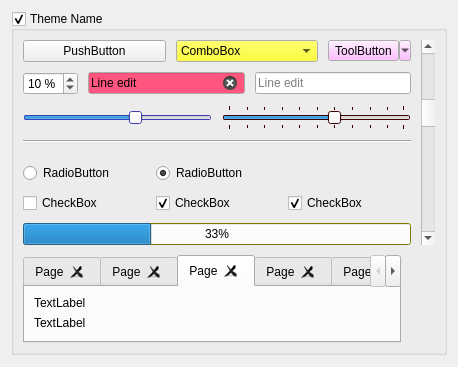
Before: the Qt Designer form themebuilder/ThemeScreenshotUIBase.ui in DexterMagnific/QSvgStyle, drawn with Qt 5.
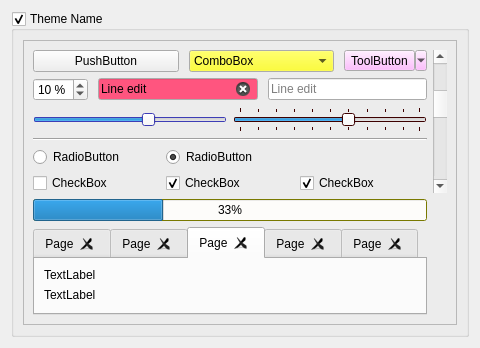
After: the same form once the commit is applied. Icons and pictures are not drawn.

Commit message: fix LineEdit new PixelMetric support

The edit to the form file:
```diff
--- a/themebuilder/ThemeScreenshotUIBase.ui
+++ b/themebuilder/ThemeScreenshotUIBase.ui
@@ -6,14 +6,14 @@
    <rect>
     <x>0</x>
     <y>0</y>
-    <width>458</width>
-    <height>367</height>
+    <width>480</width>
+    <height>290</height>
    </rect>
   </property>
   <property name="windowTitle">
    <string>Form</string>
   </property>
-  <layout class="QGridLayout" name="gridLayout_6">
+  <layout class="QGridLayout" name="gridLayout_8">
    <item row="0" column="0">
     <widget class="QGroupBox" name="themeGroup">
      <property name="sizePolicy">
@@ -28,62 +28,172 @@
      <property name="checkable">
       <bool>true</bool>
      </property>
+     <layout class="QGridLayout" name="gridLayout_6">
+      <item row="0" column="0">
+       <widget class="QFrame" name="frame">
+        <property name="frameShape">
+         <enum>QFrame::StyledPanel</enum>
+        </property>
+        <property name="frameShadow">
+         <enum>QFrame::Raised</enum>
+        </property>
      <layout class="QGridLayout" name="gridLayout_5">
-      <property name="spacing">
-       <number>10</number>
-      </property>
-      <item row="5" column="0" colspan="2">
-       <layout class="QGridLayout" name="gridLayout">
+         <item row="2" column="0">
+          <layout class="QGridLayout" name="gridLayout_2">
         <item row="0" column="0">
-         <widget class="QRadioButton" name="radioButton">
-          <property name="text">
-           <string>RadioButton</string>
+            <widget class="QSlider" name="horizontalSlider">
+             <property name="palette">
+              <palette>
+               <active>
+                <colorrole role="Base">
+                 <brush brushstyle="SolidPattern">
+                  <color alpha="255">
+                   <red>253</red>
+                   <green>252</green>
+                   <blue>250</blue>
+                  </color>
+                 </brush>
+                </colorrole>
+                <colorrole role="Window">
+                 <brush brushstyle="SolidPattern">
+                  <color alpha="255">
+                   <red>85</red>
+                   <green>85</green>
+                   <blue>255</blue>
+                  </color>
+                 </brush>
+                </colorrole>
+               </active>
+               <inactive>
+                <colorrole role="Base">
+                 <brush brushstyle="SolidPattern">
+                  <color alpha="255">
+                   <red>253</red>
+                   <green>252</green>
+                   <blue>250</blue>
+                  </color>
+                 </brush>
+                </colorrole>
+                <colorrole role="Window">
+                 <brush brushstyle="SolidPattern">
+                  <color alpha="255">
+                   <red>85</red>
+                   <green>85</green>
+                   <blue>255</blue>
+                  </color>
+                 </brush>
+                </colorrole>
+               </inactive>
+               <disabled>
+                <colorrole role="Base">
+                 <brush brushstyle="SolidPattern">
+                  <color alpha="255">
+                   <red>85</red>
+                   <green>85</green>
+                   <blue>255</blue>
+                  </color>
+                 </brush>
+                </colorrole>
+                <colorrole role="Window">
+                 <brush brushstyle="SolidPattern">
+                  <color alpha="255">
+                   <red>85</red>
+                   <green>85</green>
+                   <blue>255</blue>
+                  </color>
+                 </brush>
+                </colorrole>
+               </disabled>
+              </palette>
+             </property>
+             <property name="value">
+              <number>60</number>
+             </property>
+             <property name="orientation">
+              <enum>Qt::Horizontal</enum>
           </property>
          </widget>
         </item>
         <item row="0" column="1">
-         <widget class="QRadioButton" name="radioButton_2">
-          <property name="text">
-           <string>RadioButton</string>
-          </property>
-          <property name="checked">
-           <bool>true</bool>
-          </property>
-         </widget>
-        </item>
-        <item row="1" column="0">
-         <widget class="QCheckBox" name="checkBox">
-          <property name="text">
-           <string>CheckBox</string>
-          </property>
-         </widget>
-        </item>
-        <item row="1" column="1">
-         <widget class="QCheckBox" name="checkBox_2">
-          <property name="text">
-           <string>CheckBox</string>
-          </property>
-          <property name="checked">
-           <bool>true</bool>
-          </property>
-         </widget>
-        </item>
-        <item row="1" column="2">
-         <widget class="QCheckBox" name="checkBox_3">
-          <property name="text">
-           <string>CheckBox</string>
-          </property>
-          <property name="checked">
-           <bool>true</bool>
-          </property>
-          <property name="tristate">
-           <bool>true</bool>
+            <widget class="QSlider" name="horizontalSlider_2">
+             <property name="palette">
+              <palette>
+               <active>
+                <colorrole role="Base">
+                 <brush brushstyle="SolidPattern">
+                  <color alpha="255">
+                   <red>253</red>
+                   <green>252</green>
+                   <blue>250</blue>
+                  </color>
+                 </brush>
+                </colorrole>
+                <colorrole role="Window">
+                 <brush brushstyle="SolidPattern">
+                  <color alpha="255">
+                   <red>85</red>
+                   <green>0</green>
+                   <blue>0</blue>
+                  </color>
+                 </brush>
+                </colorrole>
+               </active>
+               <inactive>
+                <colorrole role="Base">
+                 <brush brushstyle="SolidPattern">
+                  <color alpha="255">
+                   <red>253</red>
+                   <green>252</green>
+                   <blue>250</blue>
+                  </color>
+                 </brush>
+                </colorrole>
+                <colorrole role="Window">
+                 <brush brushstyle="SolidPattern">
+                  <color alpha="255">
+                   <red>85</red>
+                   <green>0</green>
+                   <blue>0</blue>
+                  </color>
+                 </brush>
+                </colorrole>
+               </inactive>
+               <disabled>
+                <colorrole role="Base">
+                 <brush brushstyle="SolidPattern">
+                  <color alpha="255">
+                   <red>85</red>
+                   <green>0</green>
+                   <blue>0</blue>
+                  </color>
+                 </brush>
+                </colorrole>
+                <colorrole role="Window">
+                 <brush brushstyle="SolidPattern">
+                  <color alpha="255">
+                   <red>85</red>
+                   <green>0</green>
+                   <blue>0</blue>
+                  </color>
+                 </brush>
+                </colorrole>
+               </disabled>
+              </palette>
+             </property>
+             <property name="value">
+              <number>60</number>
+             </property>
+             <property name="orientation">
+              <enum>Qt::Horizontal</enum>
+             </property>
+             <property name="tickPosition">
+              <enum>QSlider::TicksBothSides</enum>
           </property>
          </widget>
         </item>
        </layout>
       </item>
-      <item row="1" column="0" colspan="2">
+         <item row="1" column="0">
        <layout class="QGridLayout" name="gridLayout_3">
         <property name="horizontalSpacing">
          <number>10</number>
@@ -157,7 +267,14 @@
         </item>
        </layout>
       </item>
-      <item row="0" column="0" colspan="2">
+         <item row="3" column="0">
+          <widget class="Line" name="line">
+           <property name="orientation">
+            <enum>Qt::Horizontal</enum>
+           </property>
+          </widget>
+         </item>
+         <item row="0" column="0">
        <layout class="QGridLayout" name="gridLayout_4">
         <property name="horizontalSpacing">
          <number>10</number>
@@ -290,7 +407,58 @@
         </item>
        </layout>
       </item>
-      <item row="6" column="0" colspan="2">
+         <item row="4" column="0">
+          <layout class="QGridLayout" name="gridLayout">
+           <item row="0" column="0">
+            <widget class="QRadioButton" name="radioButton">
+             <property name="text">
+              <string>RadioButton</string>
+             </property>
+            </widget>
+           </item>
+           <item row="0" column="1">
+            <widget class="QRadioButton" name="radioButton_2">
+             <property name="text">
+              <string>RadioButton</string>
+             </property>
+             <property name="checked">
+              <bool>true</bool>
+             </property>
+            </widget>
+           </item>
+           <item row="1" column="0">
+            <widget class="QCheckBox" name="checkBox">
+             <property name="text">
+              <string>CheckBox</string>
+             </property>
+            </widget>
+           </item>
+           <item row="1" column="1">
+            <widget class="QCheckBox" name="checkBox_2">
+             <property name="text">
+              <string>CheckBox</string>
+             </property>
+             <property name="checked">
+              <bool>true</bool>
+             </property>
+            </widget>
+           </item>
+           <item row="1" column="2">
+            <widget class="QCheckBox" name="checkBox_3">
+             <property name="text">
+              <string>CheckBox</string>
+             </property>
+             <property name="checked">
+              <bool>true</bool>
+             </property>
+             <property name="tristate">
+              <bool>true</bool>
+             </property>
+            </widget>
+           </item>
+          </layout>
+         </item>
+         <item row="5" column="0">
        <widget class="QProgressBar" name="progressBar">
         <property name="palette">
          <palette>
@@ -364,179 +532,7 @@
         </property>
        </widget>
       </item>
-      <item row="3" column="0" colspan="2">
-       <widget class="Line" name="line">
-        <property name="orientation">
-         <enum>Qt::Horizontal</enum>
-        </property>
-       </widget>
-      </item>
-      <item row="0" column="2" rowspan="7">
-       <widget class="QScrollBar" name="verticalScrollBar">
-        <property name="value">
-         <number>30</number>
-        </property>
-        <property name="orientation">
-         <enum>Qt::Vertical</enum>
-        </property>
-       </widget>
-      </item>
-      <item row="2" column="0" colspan="2">
-       <layout class="QGridLayout" name="gridLayout_2">
-        <item row="0" column="0">
-         <widget class="QSlider" name="horizontalSlider">
-          <property name="palette">
-           <palette>
-            <active>
-             <colorrole role="Base">
-              <brush brushstyle="SolidPattern">
-               <color alpha="255">
-                <red>253</red>
-                <green>252</green>
-                <blue>250</blue>
-               </color>
-              </brush>
-             </colorrole>
-             <colorrole role="Window">
-              <brush brushstyle="SolidPattern">
-               <color alpha="255">
-                <red>85</red>
-                <green>85</green>
-                <blue>255</blue>
-               </color>
-              </brush>
-             </colorrole>
-            </active>
-            <inactive>
-             <colorrole role="Base">
-              <brush brushstyle="SolidPattern">
-               <color alpha="255">
-                <red>253</red>
-                <green>252</green>
-                <blue>250</blue>
-               </color>
-              </brush>
-             </colorrole>
-             <colorrole role="Window">
-              <brush brushstyle="SolidPattern">
-               <color alpha="255">
-                <red>85</red>
-                <green>85</green>
-                <blue>255</blue>
-               </color>
-              </brush>
-             </colorrole>
-            </inactive>
-            <disabled>
-             <colorrole role="Base">
-              <brush brushstyle="SolidPattern">
-               <color alpha="255">
-                <red>85</red>
-                <green>85</green>
-                <blue>255</blue>
-               </color>
-              </brush>
-             </colorrole>
-             <colorrole role="Window">
-              <brush brushstyle="SolidPattern">
-               <color alpha="255">
-                <red>85</red>
-                <green>85</green>
-                <blue>255</blue>
-               </color>
-              </brush>
-             </colorrole>
-            </disabled>
-           </palette>
-          </property>
-          <property name="value">
-           <number>60</number>
-          </property>
-          <property name="orientation">
-           <enum>Qt::Horizontal</enum>
-          </property>
-         </widget>
-        </item>
-        <item row="0" column="1">
-         <widget class="QSlider" name="horizontalSlider_2">
-          <property name="palette">
-           <palette>
-            <active>
-             <colorrole role="Base">
-              <brush brushstyle="SolidPattern">
-               <color alpha="255">
-                <red>253</red>
-                <green>252</green>
-                <blue>250</blue>
-               </color>
-              </brush>
-             </colorrole>
-             <colorrole role="Window">
-              <brush brushstyle="SolidPattern">
-               <color alpha="255">
-                <red>85</red>
-                <green>0</green>
-                <blue>0</blue>
-               </color>
-              </brush>
-             </colorrole>
-            </active>
-            <inactive>
-             <colorrole role="Base">
-              <brush brushstyle="SolidPattern">
-               <color alpha="255">
-                <red>253</red>
-                <green>252</green>
-                <blue>250</blue>
-               </color>
-              </brush>
-             </colorrole>
-             <colorrole role="Window">
-              <brush brushstyle="SolidPattern">
-               <color alpha="255">
-                <red>85</red>
-                <green>0</green>
-                <blue>0</blue>
-               </color>
-              </brush>
-             </colorrole>
-            </inactive>
-            <disabled>
-             <colorrole role="Base">
-              <brush brushstyle="SolidPattern">
-               <color alpha="255">
-                <red>85</red>
-                <green>0</green>
-                <blue>0</blue>
-               </color>
-              </brush>
-             </colorrole>
-             <colorrole role="Window">
-              <brush brushstyle="SolidPattern">
-               <color alpha="255">
-                <red>85</red>
-                <green>0</green>
-                <blue>0</blue>
-               </color>
-              </brush>
-             </colorrole>
-            </disabled>
-           </palette>
-          </property>
-          <property name="value">
-           <number>60</number>
-          </property>
-          <property name="orientation">
-           <enum>Qt::Horizontal</enum>
-          </property>
-          <property name="tickPosition">
-           <enum>QSlider::TicksBothSides</enum>
-          </property>
-         </widget>
-        </item>
-       </layout>
-      </item>
-      <item row="7" column="0">
+         <item row="6" column="0">
        <widget class="QTabWidget" name="tabWidget">
         <property name="currentIndex">
          <number>2</number>
@@ -597,6 +593,19 @@
           <string>Page</string>
          </attribute>
         </widget>
+          </widget>
+         </item>
+         <item row="0" column="1" rowspan="5">
+          <widget class="QScrollBar" name="verticalScrollBar">
+           <property name="value">
+            <number>30</number>
+           </property>
+           <property name="orientation">
+            <enum>Qt::Vertical</enum>
+           </property>
+          </widget>
+         </item>
+        </layout>
        </widget>
       </item>
      </layout>
```
Left out of the diff: 6 changed lines with no effect on the pictures. Lines whose indentation alone changed are shown as unchanged. The commit also changes 3 other files.
